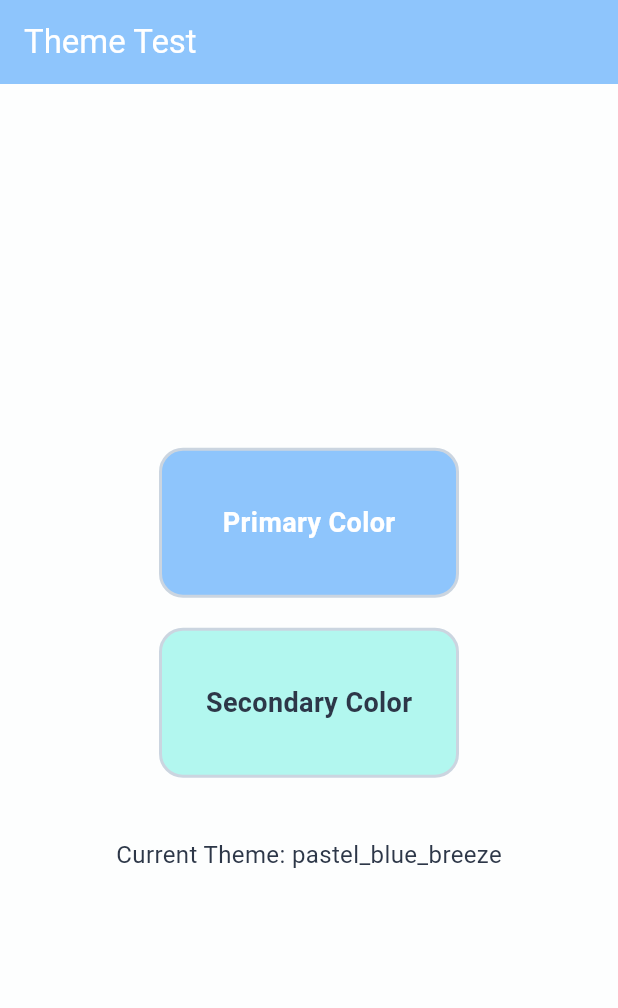
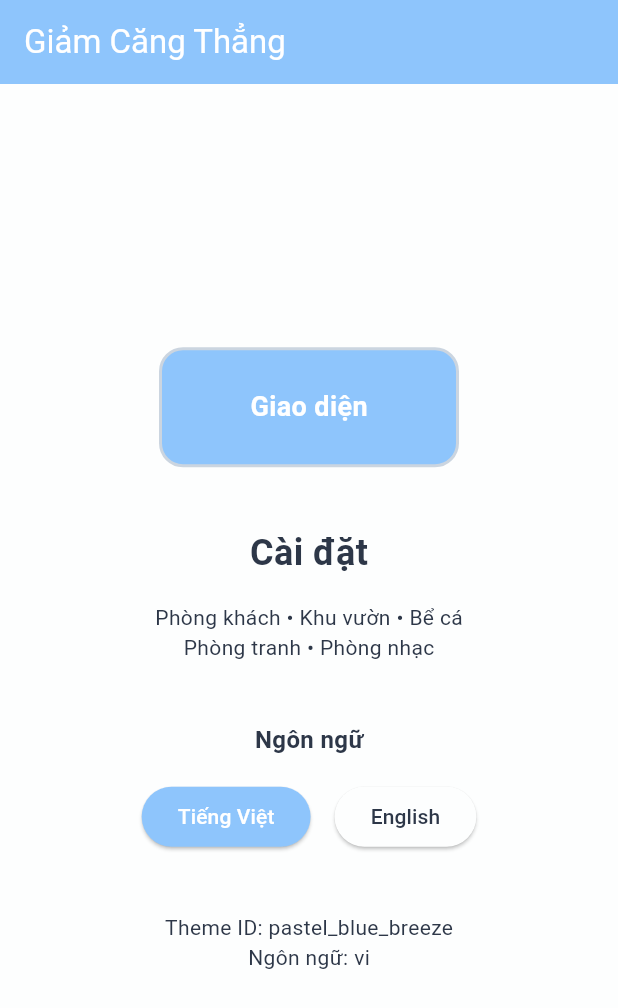
Before and after one commit to fralcy/stress_relief_app, a Flutter app: the screen it shows after launch, on a phone screen of 412 x 824 dp. Shown: the top 1008 px of the screen. Run offline on Flutter 3.47's test engine with Material 3 defaults, Android fonts, the light colour scheme and no system bars; our stand-ins replace shared_preferences.

Commit message:
feat: add localization system (Vietnamese & English)
- Add AppLocalizations base class
- Add Vietnamese translations (AppLocalizationsVi)
- Add English translations (AppLocalizationsEn)
- Add AppLocalizationsDelegate for Flutter localization
- Add LocaleStorage for saving/loading language preference
- Update main.dart to support language switching
- Add flutter_localizations and intl dependencies

```diff
--- /dev/null
+++ b/lib/core/l10n/app_localizations.dart
@@ -0,0 +1,30 @@
+import 'package:flutter/material.dart';
+
+/// Base class cho localization
+/// Mỗi ngôn ngữ sẽ implement class này
+abstract class AppLocalizations {
+  // App info
+  String get appName;
+
+  // Common words
+  String get ok;
+  String get cancel;
+  String get save;
+
+  // Navigation - 5 phòng
+  String get livingRoom;
+  String get garden;
+  String get aquarium;
+  String get paintingRoom;
+  String get musicRoom;
+
+  // Settings
+  String get settings;
+  String get theme;
+  String get language;
+
+  // Helper method để lấy translations từ context
+  static AppLocalizations of(BuildContext context) {
+    return Localizations.of<AppLocalizations>(context, AppLocalizations)!;
+  }
+}
--- /dev/null
+++ b/lib/core/l10n/app_localizations_delegate.dart
@@ -0,0 +1,31 @@
+import 'package:flutter/material.dart';
+import 'app_localizations.dart';
+import 'app_localizations_vi.dart';
+import 'app_localizations_en.dart';
+
+/// Delegate để Flutter biết cách load localization
+class AppLocalizationsDelegate extends LocalizationsDelegate<AppLocalizations> {
+  const AppLocalizationsDelegate();
+
+  @override
+  bool isSupported(Locale locale) {
+    // Support tiếng Việt và tiếng Anh
+    return ['vi', 'en'].contains(locale.languageCode);
+  }
+
+  @override
+  Future<AppLocalizations> load(Locale locale) async {
+    // Load tương ứng với locale
+    switch (locale.languageCode) {
+      case 'vi':
+        return AppLocalizationsVi();
+      case 'en':
+        return AppLocalizationsEn();
+      default:
+        return AppLocalizationsVi(); // Default tiếng Việt
+    }
+  }
+
+  @override
+  bool shouldReload(AppLocalizationsDelegate old) => false;
+}
--- /dev/null
+++ b/lib/core/l10n/app_localizations_en.dart
@@ -0,0 +1,40 @@
+import 'app_localizations.dart';
+
+/// English
+class AppLocalizationsEn extends AppLocalizations {
+  @override
+  String get appName => 'Stress Relief';
+
+  @override
+  String get ok => 'OK';
+
+  @override
+  String get cancel => 'Cancel';
+
+  @override
+  String get save => 'Save';
+
+  @override
+  String get livingRoom => 'Living Room';
+
+  @override
+  String get garden => 'Garden';
+
+  @override
+  String get aquarium => 'Aquarium';
+
+  @override
+  String get paintingRoom => 'Art Room';
+
+  @override
+  String get musicRoom => 'Music Room';
+
+  @override
+  String get settings => 'Settings';
+
+  @override
+  String get theme => 'Theme';
+
+  @override
+  String get language => 'Language';
+}
--- /dev/null
+++ b/lib/core/l10n/app_localizations_vi.dart
@@ -0,0 +1,40 @@
+import 'app_localizations.dart';
+
+/// Tiếng Việt
+class AppLocalizationsVi extends AppLocalizations {
+  @override
+  String get appName => 'Giảm Căng Thẳng';
+
+  @override
+  String get ok => 'OK';
+
+  @override
+  String get cancel => 'Hủy';
+
+  @override
+  String get save => 'Lưu';
+
+  @override
+  String get livingRoom => 'Phòng khách';
+
+  @override
+  String get garden => 'Khu vườn';
+
+  @override
+  String get aquarium => 'Bể cá';
+
+  @override
+  String get paintingRoom => 'Phòng tranh';
+
+  @override
+  String get musicRoom => 'Phòng nhạc';
+
+  @override
+  String get settings => 'Cài đặt';
+
+  @override
+  String get theme => 'Giao diện';
+
+  @override
+  String get language => 'Ngôn ngữ';
+}
--- /dev/null
+++ b/lib/core/utils/locale_storage.dart
@@ -0,0 +1,32 @@
+import 'package:flutter/material.dart';
+import 'package:shared_preferences/shared_preferences.dart';
+
+/// Quản lý lưu trữ ngôn ngữ
+class LocaleStorage {
+  static const String _localeKey = 'app_locale';
+  static const String _defaultLocale = 'vi'; // Tiếng Việt mặc định
+
+  /// Danh sách ngôn ngữ được hỗ trợ
+  static const List<Locale> supportedLocales = [
+    Locale('vi', 'VN'), // Tiếng Việt
+    Locale('en', 'US'), // English
+  ];
+
+  /// Lấy locale đã lưu (hoặc mặc định)
+  static Future<Locale> getLocale() async {
+    final prefs = await SharedPreferences.getInstance();
+    final languageCode = prefs.getString(_localeKey) ?? _defaultLocale;
+
+    // Tìm locale tương ứng
+    return supportedLocales.firstWhere(
+      (locale) => locale.languageCode == languageCode,
+      orElse: () => const Locale('vi', 'VN'),
+    );
+  }
+
+  /// Lưu locale
+  static Future<void> saveLocale(Locale locale) async {
+    final prefs = await SharedPreferences.getInstance();
+    await prefs.setString(_localeKey, locale.languageCode);
+  }
+}
--- a/lib/main.dart
+++ b/lib/main.dart
@@ -1,13 +1,43 @@
 import 'package:flutter/material.dart';
+import 'package:flutter_localizations/flutter_localizations.dart';
 import 'core/constants/app_colors.dart';
 import 'core/utils/theme_storage.dart';
+import 'core/utils/locale_storage.dart';
+import 'core/l10n/app_localizations.dart';
+import 'core/l10n/app_localizations_delegate.dart';
 
 void main() {
   runApp(const MyApp());
 }
 
-class MyApp extends StatelessWidget {
+class MyApp extends StatefulWidget {
   const MyApp({super.key});
+
+  @override
+  State<MyApp> createState() => _MyAppState();
+}
+
+class _MyAppState extends State<MyApp> {
+  Locale? _locale;
+
+  @override
+  void initState() {
+    super.initState();
+    _loadLocale();
+  }
+
+  Future<void> _loadLocale() async {
+    final locale = await LocaleStorage.getLocale();
+    setState(() {
+      _locale = locale;
+    });
+  }
+
+  void _changeLocale(Locale locale) {
+    setState(() {
+      _locale = locale;
+    });
+  }
 
   @override
   Widget build(BuildContext context) {
@@ -27,84 +57,90 @@ class MyApp extends StatelessWidget {
           bodyMedium: TextStyle(color: AppColors.text),
         ),
       ),
-      home: const ThemeTestScreen(),
+      // Localization config
+      locale: _locale,
+      supportedLocales: LocaleStorage.supportedLocales,
+      localizationsDelegates: const [
+        AppLocalizationsDelegate(),
+        GlobalMaterialLocalizations.delegate,
+        GlobalWidgetsLocalizations.delegate,
+        GlobalCupertinoLocalizations.delegate,
+      ],
+      home: LocalizationTestScreen(onLocaleChange: _changeLocale),
     );
   }
 }
 
-/// Test screen đơn giản để xem theme hoạt động
-class ThemeTestScreen extends StatefulWidget {
-  const ThemeTestScreen({super.key});
+/// Test screen để xem localization hoạt động
+class LocalizationTestScreen extends StatefulWidget {
+  final Function(Locale) onLocaleChange;
+
+  const LocalizationTestScreen({
+    super.key,
+    required this.onLocaleChange,
+  });
 
   @override
-  State<ThemeTestScreen> createState() => _ThemeTestScreenState();
+  State<LocalizationTestScreen> createState() => _LocalizationTestScreenState();
 }
 
-class _ThemeTestScreenState extends State<ThemeTestScreen> {
+class _LocalizationTestScreenState extends State<LocalizationTestScreen> {
   String _currentTheme = '';
+  Locale _currentLocale = const Locale('vi', 'VN');
 
   @override
   void initState() {
     super.initState();
-    _loadTheme();
+    _loadSettings();
   }
 
-  Future<void> _loadTheme() async {
+  Future<void> _loadSettings() async {
     final themeId = await ThemeStorage.getThemeId();
+    final locale = await LocaleStorage.getLocale();
     setState(() {
       _currentTheme = themeId;
+      _currentLocale = locale;
     });
+  }
+
+  Future<void> _changeLanguage(Locale locale) async {
+    await LocaleStorage.saveLocale(locale);
+    setState(() {
+      _currentLocale = locale;
+    });
+    widget.onLocaleChange(locale);
   }
 
   @override
   Widget build(BuildContext context) {
+    final l10n = AppLocalizations.of(context);
+
     return Scaffold(
       appBar: AppBar(
-        title: const Text('Theme Test'),
+        title: Text(l10n.appName),
         backgroundColor: AppColors.primary,
         foregroundColor: Colors.white,
       ),
       body: Center(
+        child: Padding(
+          padding: const EdgeInsets.all(24.0),
           child: Column(
             mainAxisAlignment: MainAxisAlignment.center,
             children: [
-            // Test Primary color
+              // Test theme color box
               Container(
                 width: 200,
-              height: 100,
+                height: 80,
                 decoration: BoxDecoration(
                   color: AppColors.primary,
                   borderRadius: BorderRadius.circular(16),
                   border: Border.all(color: AppColors.border, width: 2),
                 ),
-              child: const Center(
+                child: Center(
                   child: Text(
-                  'Primary Color',
-                  style: TextStyle(
+                    l10n.theme,
+                    style: const TextStyle(
                       color: Colors.white,
-                    fontSize: 18,
-                    fontWeight: FontWeight.bold,
-                  ),
-                ),
-              ),
-            ),
-
-            const SizedBox(height: 20),
-
-            // Test Secondary color
-            Container(
-              width: 200,
-              height: 100,
-              decoration: BoxDecoration(
-                color: AppColors.secondary,
-                borderRadius: BorderRadius.circular(16),
-                border: Border.all(color: AppColors.border, width: 2),
-              ),
-              child: const Center(
-                child: Text(
-                  'Secondary Color',
-                  style: TextStyle(
-                    color: AppColors.text,
                       fontSize: 18,
                       fontWeight: FontWeight.bold,
                     ),
@@ -114,17 +150,98 @@ class _ThemeTestScreenState extends State<ThemeTestScreen> {
 
               const SizedBox(height: 40),
 
-            // Show current theme from storage
+              // Test localization strings
               Text(
-              'Current Theme: $_currentTheme',
+                l10n.settings,
+                style: const TextStyle(
+                  fontSize: 24,
+                  fontWeight: FontWeight.bold,
+                  color: AppColors.text,
+                ),
+              ),
+
+              const SizedBox(height: 16),
+
+              // Show room names
+              Text(
+                '${l10n.livingRoom} • ${l10n.garden} • ${l10n.aquarium}',
+                style: const TextStyle(
+                  fontSize: 14,
+                  color: AppColors.text,
+                ),
+              ),
+              Text(
+                '${l10n.paintingRoom} • ${l10n.musicRoom}',
+                style: const TextStyle(
+                  fontSize: 14,
+                  color: AppColors.text,
+                ),
+              ),
+
+              const SizedBox(height: 40),
+
+              // Language switcher
+              Text(
+                l10n.language,
                 style: const TextStyle(
                   fontSize: 16,
+                  fontWeight: FontWeight.w600,
+                  color: AppColors.text,
+                ),
+              ),
+              const SizedBox(height: 16),
+              Row(
+                mainAxisAlignment: MainAxisAlignment.center,
+                children: [
+                  ElevatedButton(
+                    onPressed: () => _changeLanguage(const Locale('vi', 'VN')),
+                    style: ElevatedButton.styleFrom(
+                      backgroundColor: _currentLocale.languageCode == 'vi'
+                          ? AppColors.primary
+                          : AppColors.background,
+                      foregroundColor: _currentLocale.languageCode == 'vi'
+                          ? Colors.white
+                          : AppColors.text,
+                    ),
+                    child: const Text('Tiếng Việt'),
+                  ),
+                  const SizedBox(width: 16),
+                  ElevatedButton(
+                    onPressed: () => _changeLanguage(const Locale('en', 'US')),
+                    style: ElevatedButton.styleFrom(
+                      backgroundColor: _currentLocale.languageCode == 'en'
+                          ? AppColors.primary
+                          : AppColors.background,
+                      foregroundColor: _currentLocale.languageCode == 'en'
+                          ? Colors.white
+                          : AppColors.text,
+                    ),
+                    child: const Text('English'),
+                  ),
+                ],
+              ),
+
+              const SizedBox(height: 40),
+
+              // Info
+              Text(
+                'Theme ID: $_currentTheme',
+                style: const TextStyle(
+                  fontSize: 14,
+                  color: AppColors.text,
+                ),
+              ),
+              Text(
+                '${l10n.language}: ${_currentLocale.languageCode}',
+                style: const TextStyle(
+                  fontSize: 14,
                   color: AppColors.text,
                 ),
               ),
             ],
           ),
         ),
+      ),
     );
   }
 }
--- a/pubspec.yaml
+++ b/pubspec.yaml
@@ -37,6 +37,10 @@ dependencies:
 
   # Local storage
   shared_preferences: ^2.2.2
+  # Localization
+  flutter_localizations:
+    sdk: flutter
+  intl: ^0.20.2
 
 dev_dependencies:
   flutter_test:
```
Also changed, not shown: pubspec.lock. Lines whose indentation alone changed are shown as unchanged.
